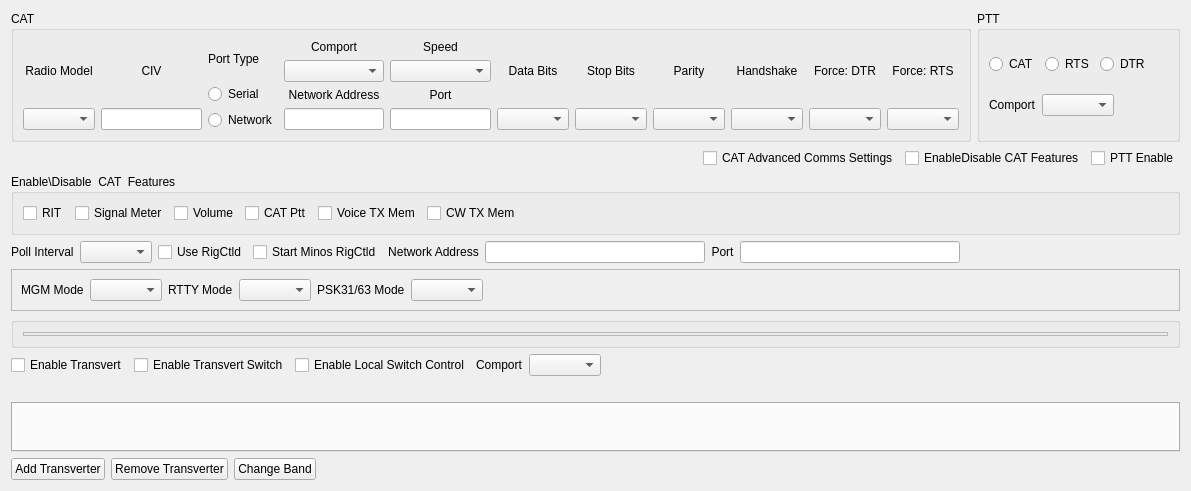
First picture: the form in mqt/MqtRigControl/rigsetupform.ui, repository Rsclub22/Minos2-Mirror, before the edit.
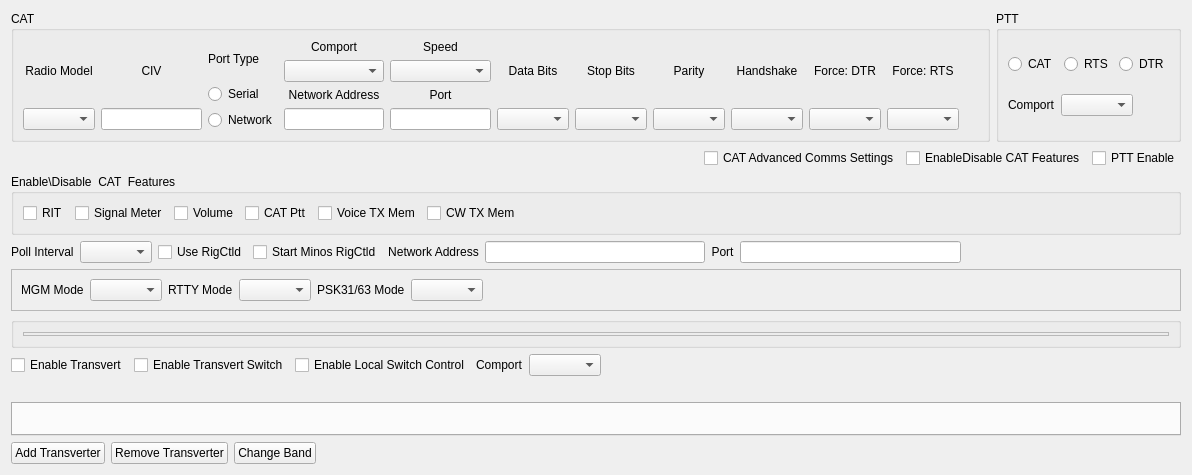
Second picture: the form after the edit. Custom widgets are drawn as their Qt base class.

Commit message: fix CAT Features Checkbox not appearing, make Comport missing error message more prominent

Diff of the .ui file:
```diff
--- a/mqt/MqtRigControl/rigsetupform.ui
+++ b/mqt/MqtRigControl/rigsetupform.ui
@@ -6,14 +6,14 @@
    <rect>
     <x>0</x>
     <y>0</y>
-    <width>1191</width>
-    <height>491</height>
+    <width>1192</width>
+    <height>475</height>
    </rect>
   </property>
   <property name="windowTitle">
    <string/>
   </property>
-  <layout class="QVBoxLayout" name="verticalLayout_10">
+  <layout class="QVBoxLayout" name="verticalLayout_11">
    <item>
     <layout class="QVBoxLayout" name="verticalLayout_5">
      <item>
@@ -23,6 +23,10 @@
          <property name="title">
           <string>CAT</string>
          </property>
+         <layout class="QHBoxLayout" name="horizontalLayout_7">
+          <item>
+           <layout class="QVBoxLayout" name="verticalLayout_10">
+            <item>
          <layout class="QHBoxLayout" name="horizontalLayout_6">
           <item>
            <layout class="QVBoxLayout" name="verticalLayout_18">
@@ -275,6 +279,23 @@
            </layout>
           </item>
          </layout>
+            </item>
+           </layout>
+          </item>
+          <item>
+           <spacer name="horizontalSpacer_6">
+            <property name="orientation">
+             <enum>Qt::Horizontal</enum>
+            </property>
+            <property name="sizeHint" stdset="0">
+             <size>
+              <width>40</width>
+              <height>20</height>
+             </size>
+            </property>
+           </spacer>
+          </item>
+         </layout>
         </widget>
        </item>
        <item>
@@ -357,13 +378,6 @@
       <layout class="QVBoxLayout" name="verticalLayout_7">
        <item>
         <layout class="QHBoxLayout" name="horizontalLayout_51">
-         <item>
-          <widget class="QLabel" name="comportErrorTxt">
-           <property name="text">
-            <string/>
-           </property>
-          </widget>
-         </item>
          <item>
           <spacer name="horizontalSpacer_5">
            <property name="orientation">
@@ -377,6 +391,26 @@
            </property>
           </spacer>
          </item>
+         <item>
+          <widget class="QLabel" name="comportErrorTxt">
+           <property name="text">
+            <string/>
+           </property>
+          </widget>
+         </item>
+         <item>
+          <spacer name="horizontalSpacer_10">
+           <property name="orientation">
+            <enum>Qt::Horizontal</enum>
+           </property>
+           <property name="sizeHint" stdset="0">
+            <size>
+             <width>40</width>
+             <height>20</height>
+            </size>
+           </property>
+          </spacer>
+         </item>
          <item>
           <widget class="QCheckBox" name="advancedCommsChkBox">
            <property name="text">
```
Left out of the diff: 2 changed lines with no effect on the pictures. Lines whose indentation alone changed are shown as unchanged. The commit also changes 3 other files.
